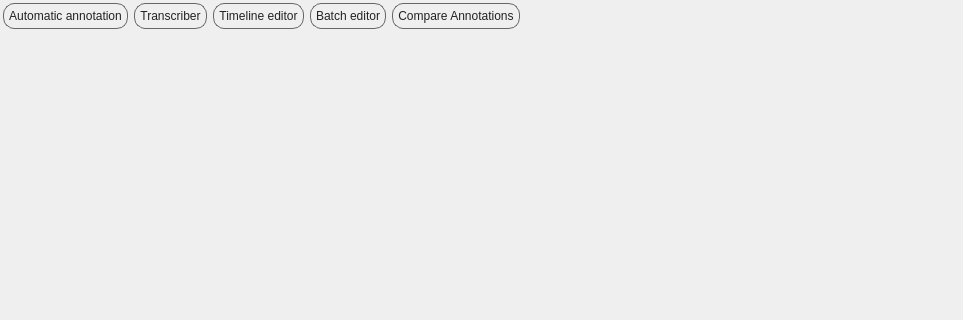
Before: the Qt Designer form app/annotation/AnnotationModeWidget.ui in praaline/Praaline, drawn with Qt 5; both pictures show x 0 to 963 and y 0 to 320 of the 963 by 559 pixel window.
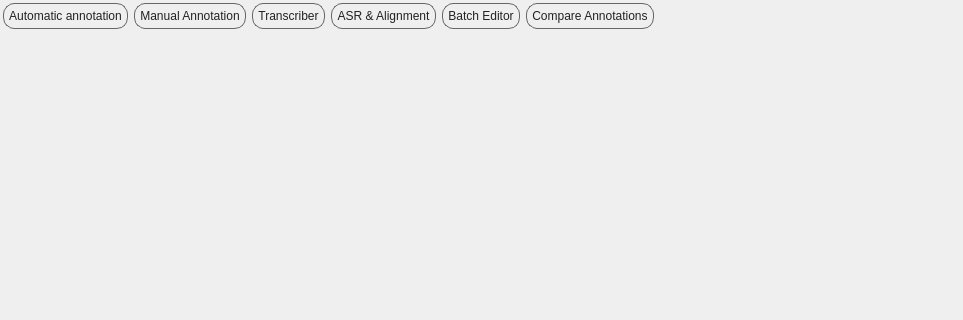
After: the same form once the commit is applied. The open tabs and pages were chosen to show the change.

Diff of the .ui file:
```diff
--- a/app/annotation/AnnotationModeWidget.ui
+++ b/app/annotation/AnnotationModeWidget.ui
@@ -83,8 +83,8 @@
       <property name="bottomMargin">
        <number>3</number>
       </property>
-      <item row="0" column="1">
-       <widget class="QPushButton" name="commandTranscriber">
+      <item row="0" column="0">
+       <widget class="QPushButton" name="commandAutomaticAnnotation">
         <property name="sizePolicy">
          <sizepolicy hsizetype="Fixed" vsizetype="Fixed">
           <horstretch>0</horstretch>
@@ -92,11 +92,37 @@
          </sizepolicy>
         </property>
         <property name="text">
-         <string>Transcriber</string>
+         <string>Automatic annotation</string>
         </property>
        </widget>
       </item>
-      <item row="0" column="6">
+      <item row="0" column="5">
+       <widget class="QPushButton" name="commandBatchEditor">
+        <property name="sizePolicy">
+         <sizepolicy hsizetype="Fixed" vsizetype="Fixed">
+          <horstretch>0</horstretch>
+          <verstretch>0</verstretch>
+         </sizepolicy>
+        </property>
+        <property name="text">
+         <string>Batch Editor</string>
+        </property>
+       </widget>
+      </item>
+      <item row="0" column="3">
+       <widget class="QPushButton" name="commandSpeechRecognition">
+        <property name="sizePolicy">
+         <sizepolicy hsizetype="Fixed" vsizetype="Fixed">
+          <horstretch>0</horstretch>
+          <verstretch>0</verstretch>
+         </sizepolicy>
+        </property>
+        <property name="text">
+         <string>ASR &amp;&amp; Alignment</string>
+        </property>
+       </widget>
+      </item>
+      <item row="0" column="8">
        <spacer name="horizontalSpacer">
         <property name="orientation">
          <enum>Qt::Horizontal</enum>
@@ -109,8 +135,8 @@
         </property>
        </spacer>
       </item>
-      <item row="0" column="3">
-       <widget class="QPushButton" name="commandTimelineEditor">
+      <item row="0" column="1">
+       <widget class="QPushButton" name="commandManualAnnotation">
         <property name="sizePolicy">
          <sizepolicy hsizetype="Fixed" vsizetype="Fixed">
           <horstretch>0</horstretch>
@@ -118,37 +144,11 @@
          </sizepolicy>
         </property>
         <property name="text">
-         <string>Timeline editor</string>
+         <string>Manual Annotation</string>
         </property>
        </widget>
       </item>
-      <item row="0" column="0">
-       <widget class="QPushButton" name="commandAutomatic">
-        <property name="sizePolicy">
-         <sizepolicy hsizetype="Fixed" vsizetype="Fixed">
-          <horstretch>0</horstretch>
-          <verstretch>0</verstretch>
-         </sizepolicy>
-        </property>
-        <property name="text">
-         <string>Automatic annotation</string>
-        </property>
-       </widget>
-      </item>
-      <item row="0" column="4">
-       <widget class="QPushButton" name="commandBatchEditor">
-        <property name="sizePolicy">
-         <sizepolicy hsizetype="Fixed" vsizetype="Fixed">
-          <horstretch>0</horstretch>
-          <verstretch>0</verstretch>
-         </sizepolicy>
-        </property>
-        <property name="text">
-         <string>Batch editor</string>
-        </property>
-       </widget>
-      </item>
-      <item row="0" column="5">
+      <item row="0" column="6">
        <widget class="QPushButton" name="commandCompareAnnotations">
         <property name="sizePolicy">
          <sizepolicy hsizetype="Fixed" vsizetype="Fixed">
@@ -161,6 +161,19 @@
         </property>
        </widget>
       </item>
+      <item row="0" column="2">
+       <widget class="QPushButton" name="commandTranscriber">
+        <property name="sizePolicy">
+         <sizepolicy hsizetype="Fixed" vsizetype="Fixed">
+          <horstretch>0</horstretch>
+          <verstretch>0</verstretch>
+         </sizepolicy>
+        </property>
+        <property name="text">
+         <string>Transcriber</string>
+        </property>
+       </widget>
+      </item>
      </layout>
     </widget>
    </item>
```
Left out of the diff: 58 changed lines with no effect on the pictures.
